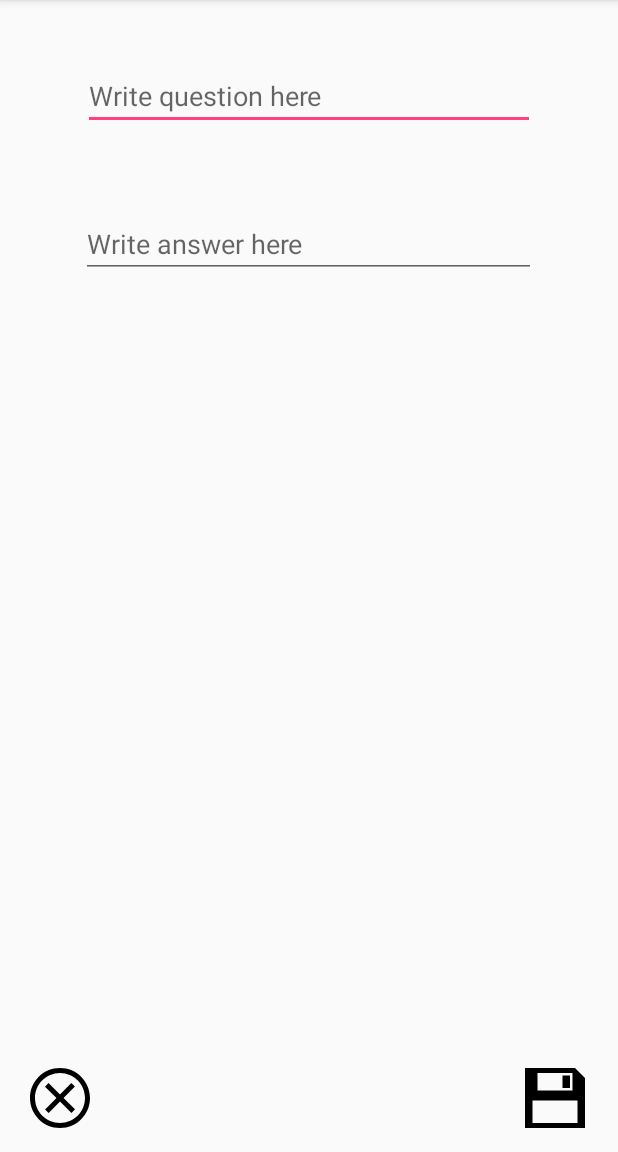
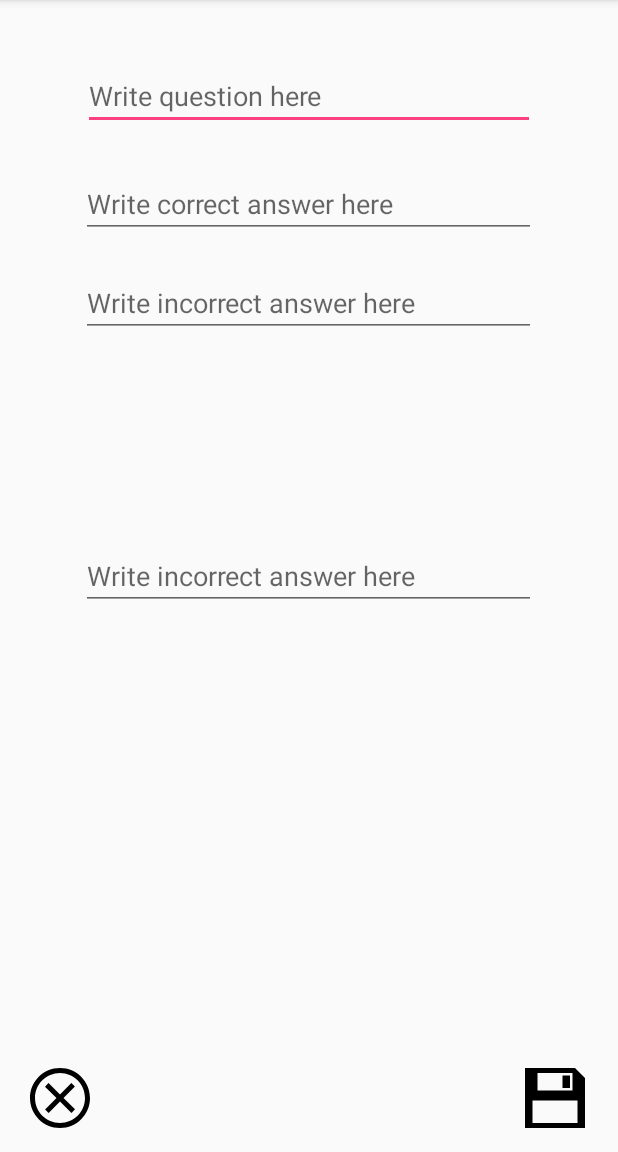
Before and after one commit to AlynMing/AndroidFlashcards, an Android app: the addCardActivity screen opened directly, with no data from a screen before it, on a phone screen of 412 x 824 dp, the part 84-1236 px from its top. Run offline under Robolectric (Android 15) with nearby library versions, the phone set to English and light mode, and no system bars; 1 statement that could not run was skipped.

Commit message:
Allow 3 answers to be changed

```diff
--- a/app/src/main/java/com/example/wongy/flashcard/addCardActivity.java
+++ b/app/src/main/java/com/example/wongy/flashcard/addCardActivity.java
@@ -5,6 +5,7 @@ import android.os.Bundle;
 import android.support.v7.app.AppCompatActivity;
 import android.view.View;
 import android.widget.EditText;
+import android.widget.Toast;
 
 public class addCardActivity extends AppCompatActivity {
 
@@ -13,22 +14,28 @@ public class addCardActivity extends AppCompatActivity {
         super.onCreate(savedInstanceState);
         setContentView(R.layout.activity_add_card);
 
-        String question = getIntent().getStringExtra("String1");
-        String answer = getIntent().getStringExtra("String2");
-        final String _originalQ=question;
-        final String _originalA=answer;
+        final String question = getIntent().getStringExtra("String1");
+        final String answer = getIntent().getStringExtra("String2");
+        final String incAnswer1 = getIntent().getStringExtra("String3");
+        final String incAnswer2 = getIntent().getStringExtra("String4");
+        final String set=getIntent().getStringExtra("Set");
 
-
-
-        ((EditText)findViewById(R.id.newAnswer)).setText(answer);
-        ((EditText)findViewById(R.id.newQuestion)).setText(question);
+        if (set.equals("True")) {
+            ((EditText) findViewById(R.id.newCorrectAnswer)).setText(answer);
+            ((EditText) findViewById(R.id.newQuestion)).setText(question);
+            ((EditText) findViewById(R.id.newIncorrectAnswer1)).setText(incAnswer1);
+            ((EditText) findViewById(R.id.newIncorrectAnswer2)).setText(incAnswer2);
+        }
 
         findViewById(R.id.delete).setOnClickListener(new View.OnClickListener() {
+
             @Override
             public void onClick(View v) {
                 Intent data= new Intent();
-                data.putExtra("String1", _originalQ);
-                data.putExtra("String2", _originalA);
+                data.putExtra("String1", question);
+                data.putExtra("String2", answer);
+                data.putExtra("String3", incAnswer1);
+                data.putExtra("String4", incAnswer2);
                 setResult(RESULT_OK, data);
                 finish();
             }
@@ -39,13 +46,25 @@ public class addCardActivity extends AppCompatActivity {
             public void onClick(View v) {
 
                 String newQuestion = ((EditText)findViewById(R.id.newQuestion)).getText().toString();
-                String newAnswer = ((EditText)findViewById(R.id.newAnswer)).getText().toString();
+                String newAnswer = ((EditText)findViewById(R.id.newCorrectAnswer)).getText().toString();
+                String newIncAnswer1 = ((EditText)findViewById(R.id.newIncorrectAnswer1)).getText().toString();
+                String newIncAnswer2 = ((EditText)findViewById(R.id.newIncorrectAnswer2)).getText().toString();
 
-                Intent data = new Intent();
-                data.putExtra("String1",newQuestion);
-                data.putExtra("String2",newAnswer);
-                setResult(RESULT_OK, data);
-                finish();
+
+                if (newQuestion.equals("")) {
+                    Toast.makeText(getApplicationContext(), "Please type a question", Toast.LENGTH_SHORT).show();
+                }else if (newAnswer.equals("") || newIncAnswer1.equals("") || newIncAnswer2.equals("")){
+                    Toast.makeText(getApplicationContext(), "Please fill in the answers", Toast.LENGTH_SHORT).show();
+                } else {
+                    Intent data = new Intent();
+                    data.putExtra("String1", newQuestion);
+                    data.putExtra("String2", newAnswer);
+                    data.putExtra("String3", newIncAnswer1);
+                    data.putExtra("String4", newIncAnswer2);
+                    setResult(RESULT_OK, data);
+                    finish();
+                    Toast.makeText(getApplicationContext(), "Question saved", Toast.LENGTH_SHORT).show();
+                }
             }
         });
 
--- a/app/src/main/res/layout/activity_add_card.xml
+++ b/app/src/main/res/layout/activity_add_card.xml
@@ -37,16 +37,35 @@
         android:inputType="textMultiLine" />
 
 
-
     <EditText
-        android:id="@+id/newAnswer"
+        android:id="@+id/newCorrectAnswer"
         android:layout_width="303dp"
         android:layout_height="wrap_content"
         android:layout_alignParentTop="true"
         android:layout_centerHorizontal="true"
-        android:layout_marginTop="140dp"
+        android:layout_marginTop="113dp"
         android:ems="10"
-        android:hint="Write answer here"
+        android:hint="Write correct answer here"
+        android:inputType="textMultiLine" />
+
+    <EditText
+        android:id="@+id/newIncorrectAnswer1"
+        android:layout_width="303dp"
+        android:layout_height="wrap_content"
+        android:layout_alignParentTop="true"
+        android:layout_centerHorizontal="true"
+        android:layout_marginTop="179dp"
+        android:ems="10"
+        android:hint="Write incorrect answer here"
+        android:inputType="textMultiLine" />
+
+    <EditText
+        android:id="@+id/newIncorrectAnswer2"
+        android:layout_width="303dp"
+        android:layout_height="wrap_content"
+        android:layout_centerInParent="true"
+        android:ems="10"
+        android:hint="Write incorrect answer here"
         android:inputType="textMultiLine" />
 
 </RelativeLayout>
```
Also changed, not shown: app/src/main/java/com/example/wongy/flashcard/MainActivity.java (+29 -0 lines).
